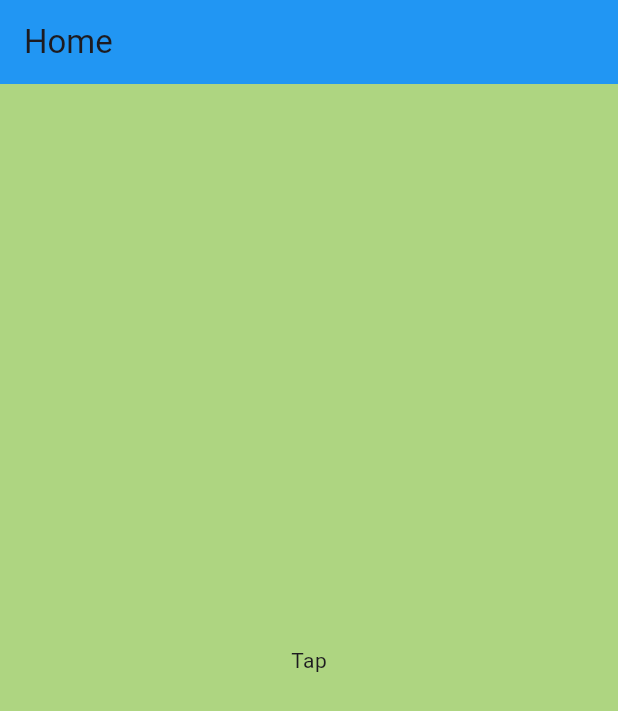
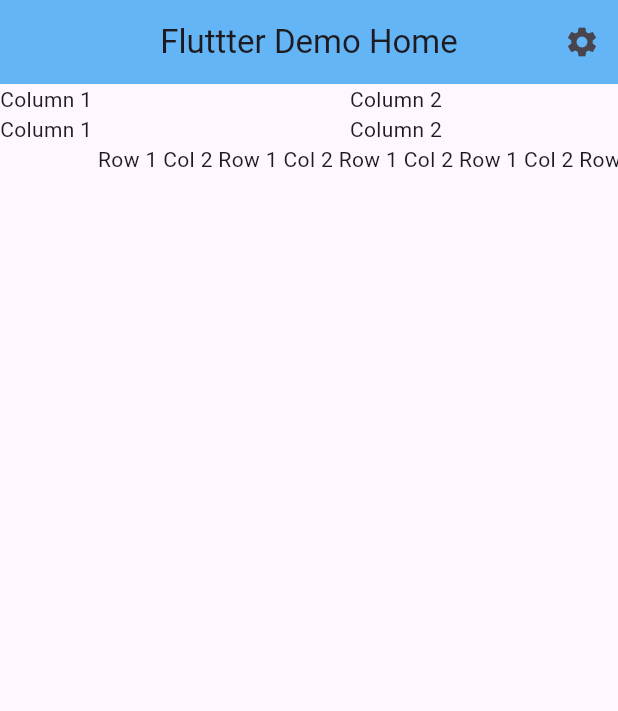
Before and after one commit to siraj-go/Flutter-Weggets-Practice, a Flutter app: the screen it shows after launch, on a phone screen of 412 x 824 dp. Shown: the top 711 px of the screen. Run offline on Flutter 3.47's test engine with Material 3 defaults, Android fonts, the phone set to English and light mode, and no system bars.

Commit message:
Form, ScrollBar, ListTile Row, Column

```diff
--- a/lib/main.dart
+++ b/lib/main.dart
@@ -1,15 +1,13 @@
 import 'package:flutter/material.dart';
 
-void main() {
-  runApp(const IntroApp());
-}
+void main() => runApp(const IntroApp());
 
 class IntroApp extends StatelessWidget {
   const IntroApp({super.key});
 
   @override
   Widget build(BuildContext context) {
-    return const MaterialApp(
+    return MaterialApp(
       debugShowCheckedModeBanner: true,
       home: Home(),
       title: 'IntroApp',
@@ -20,61 +18,111 @@ class IntroApp extends StatelessWidget {
 class Home extends StatelessWidget {
   const Home({super.key});
 
+MySnackBar(message, context) {
+  return ScaffoldMessenger.of(context).showSnackBar(
+    SnackBar(content: Text(message))
+  );
+}
+
+
   @override
   Widget build(BuildContext context) {
     return Scaffold(
-      backgroundColor: Colors.lightGreen[300],
       appBar: AppBar(
-        title: const Text(
-          'Home',
+        actions: [
+          IconButton(onPressed: () {MySnackBar('This is home', context);}, icon: Icon(Icons.settings)),
+        ],
+        title: Text('Fluttter Demo Home'),
+        backgroundColor: Colors.blue[300],
+        centerTitle: true,
+      ),
+      /*body: SingleChildScrollView(
+        scrollDirection: Axis.vertical,
+        child: Column(
+          mainAxisSize: MainAxisSize.max,
+          mainAxisAlignment: MainAxisAlignment.spaceEvenly,
+          crossAxisAlignment: CrossAxisAlignment.stretch,
+          children: [
+            TextButton(
+              onPressed: () {
+                print('The text is Pressed');
+              },
+              child: Text('Tap Here'),
+            ),
+            IconButton(onPressed: (){}, icon: Icon(Icons.add)),
+            ElevatedButton(onPressed: (){MySnackBar('Done', context);}, child: Text('Done it')),
+            TextButton(
+              onPressed: () {
+                print('The text is Pressed');
+              },
+              child: Text('Tap Here'),
+            ),
+            IconButton(onPressed: (){}, icon: Icon(Icons.add)),
+            ElevatedButton(onPressed: (){MySnackBar('Done', context);}, child: Text('Done it')),TextButton(
+              onPressed: () {
+                print('The text is Pressed');
+              },
+              child: Text('Tap Here'),
+            ),
+            IconButton(onPressed: (){}, icon: Icon(Icons.add)),
+            ElevatedButton(onPressed: (){MySnackBar('Done', context);}, child: Text('Done it')),TextButton(
+              onPressed: () {
+                print('The text is Pressed');
+              },
+              child: Text('Tap Here'),
+            ),
+            IconButton(onPressed: (){}, icon: Icon(Icons.add)),
+            ElevatedButton(onPressed: (){MySnackBar('Done', context);}, child: Text('Done it')),TextButton(
+              onPressed: () {
+                print('The text is Pressed');
+              },
+              child: Text('Tap Here'),
+            ),
+            IconButton(onPressed: (){}, icon: Icon(Icons.add)),
+            ElevatedButton(onPressed: (){MySnackBar('Done', context);}, child: Text('Done it')),TextButton(
+              onPressed: () {
+                print('The text is Pressed');
+              },
+              child: Text('Tap Here'),
+            ),
+
+          ],
         ),
-        backgroundColor: Colors.blue,
-      ),
-      body: Center(
-        // child: Image.asset(
-        //     'C:/Users/siraj/StudioProjects/one_app/assets/images/my_workstation.jpg',
-        //   height: 450,
-        //   width: 300,
-        //   fit: BoxFit.cover,
-        // ),
-        // child: Icon(
-        //   Icons.android,
-        //   size: 100,
-        //   color: Colors.green,
-        // ),
-        //  child: GestureDetector(
-        //    onDoubleTap: (){
-        //      print('double Tap');
-        //    },
-        //    onTap: (){
-        //      print('Single Tap');
-        //    },
-        //    child: Text('Tap Here'),
-        //  ),
-        // child: ElevatedButton(
-        //   onPressed:(){
-        //     print('Button pressed');
-        //   },
-        //   child: Text('Notification'),
-        // ),
-        // child: IconButton(
-        //   onPressed: (){
-        //     print('Add');
-        //   },
-        //   icon: Icon(Icons.add),
-        // ),
-        // child: TextButton(
-        //   onPressed: () {
-        //     print('Pressed');
-        //   },
-        //   child: Text('Tap Here'),
-        // ),
-        child: InkWell(
-          onTap: (){
-            print('Single tap');
-          },
-          child: Text('Tap'),
-        ),
+      )*/
+      body: SingleChildScrollView(
+        scrollDirection: Axis.horizontal,
+          child: Row(
+            children: [
+              Column(
+                children: [
+                  Text('Column 1 '),
+                  Text('Column 1 '),
+                ],
+              ),
+              Column(
+                children: [
+                  Text('Column 2 '),
+                  Text('Column 2 '),
+                  Row(
+                    children: [
+                      Text('Row 1 Col 2 '),
+                      Text('Row 1 Col 2 '),
+                      Text('Row 1 Col 2 '),
+                      Text('Row 1 Col 2 '),
+                      Text('Row 1 Col 2 '),
+
+                    ],
+                  )
+                ],
+              ),
+              Column(
+                children: [
+                  Text('Column 3 '),
+                  Text('Column 3 '),
+                ],
+              ),
+            ],
+          ),
       ),
     );
   }
```
